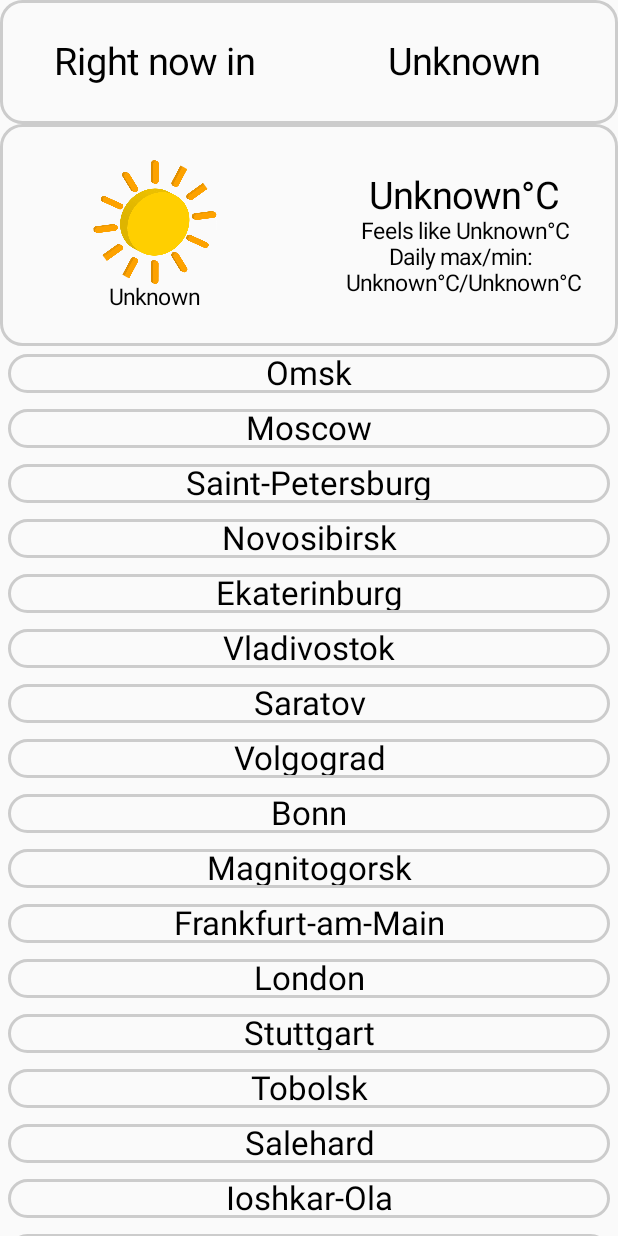
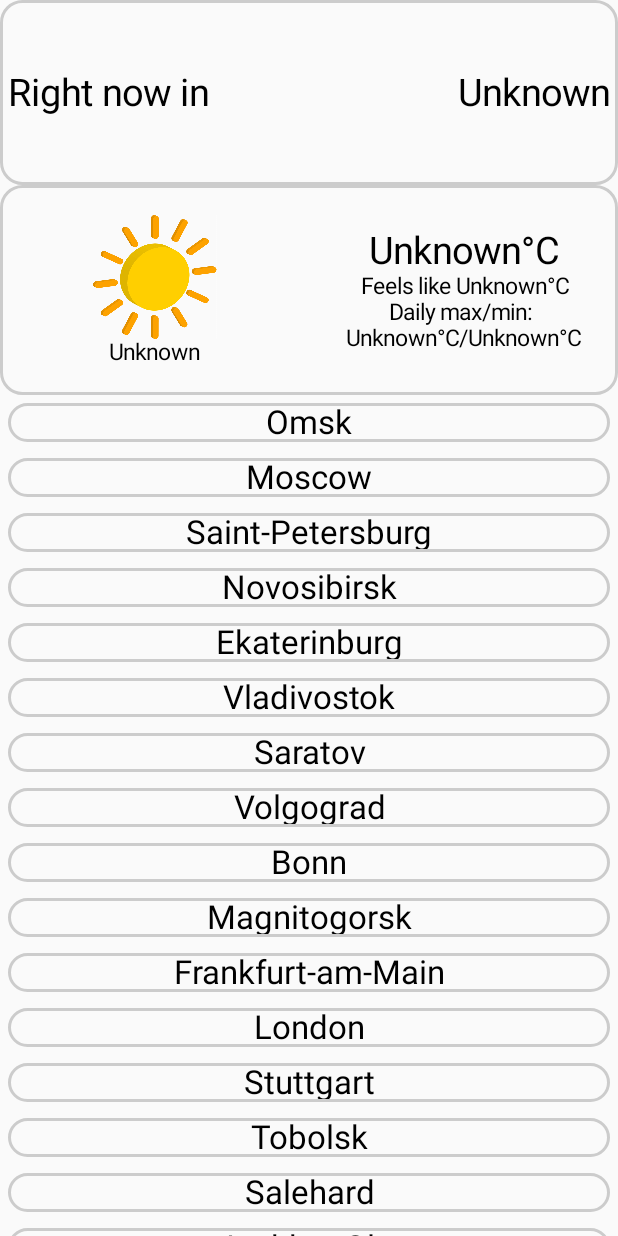
Before and after one commit to mnolimp/Weather-App-Task, an Android app built with Jetpack Compose: the screen it shows after launch (MainActivity), after a tap on "Omsk", on a phone screen of 412 x 824 dp. Run offline under Robolectric (Android 15) with nearby library versions, the phone set to English and light mode, and no system bars; network calls fail.

Commit message:
Small design changes

```diff
--- a/WeatherForecastProvider/app/src/main/java/com/mnolimp/weatherforecastprovider/MainActivity.kt
+++ b/WeatherForecastProvider/app/src/main/java/com/mnolimp/weatherforecastprovider/MainActivity.kt
@@ -93,12 +93,12 @@ fun APICall(
     stateWeatherMaxTemperature: MutableState<String>,
     stateWeatherMinTemperature: MutableState<String>,
     stateWeatherType: MutableState<String>,
-    lat : String,
-    lon : String
+    number: Int
 ) {
     executor.execute {
         val APIkey = "c2ce0be54eeb289483acdd10c56d282b"
-
+        val lat = citiesList.get(number).get(1)
+        val lon = citiesList.get(number).get(2)
         val url =
             "https://api.openweathermap.org/data/2.5/weather?lat=$lat&lon=$lon&appid=$APIkey&units=metric"
         val recievedInfo = URL(url).readText()
@@ -123,7 +123,7 @@ fun APICall(
         weatherCondition = jsonInfo.getJSONObject("clouds")
         weatherCloudness = weatherCondition.getInt("all")
 
-        stateLocation.value = location
+        stateLocation.value = citiesList.get(number).get(0) + ", " + location
         stateWeatherTemperature.value = weatherTemperature
         stateWeatherFeelsLike.value = weatherFeelsLike
         stateWeatherMaxTemperature.value = weatherMaxTemperature
@@ -180,6 +180,7 @@ fun showInfo() {
         Row(
             modifier = Modifier
                 .fillMaxWidth()
+                .fillMaxHeight(0.15f)
                 .border(
                     2.dp,
                     Color.LightGray,
@@ -190,9 +191,10 @@ fun showInfo() {
         ) {
             Column(
                 modifier = Modifier
-                    .fillMaxWidth(0.5f)
-                    .fillMaxHeight(0.1f),
-                horizontalAlignment = Alignment.CenterHorizontally,
+                    .fillMaxWidth(0.4f)
+                    .fillMaxHeight()
+                    .padding(5.dp),
+                horizontalAlignment = Alignment.Start,
                 verticalArrangement = Arrangement.Center
             ) {
                 Text(
@@ -202,8 +204,9 @@ fun showInfo() {
                 )
             }
             Column(
-                modifier = Modifier.fillMaxWidth(),
-                horizontalAlignment = Alignment.CenterHorizontally
+                modifier = Modifier.fillMaxWidth()
+                                   .padding(5.dp),
+                horizontalAlignment = Alignment.End
             )
             {
                 Text(
@@ -230,8 +233,7 @@ fun showInfo() {
                     Image(
                         painter = painterResource(id = icTypeId.value),
                         modifier = Modifier
-                            .fillMaxWidth(0.4f)
-                            .clip(RoundedCornerShape(90.dp)),
+                            .fillMaxWidth(0.4f),
                         contentDescription = "ic_clear_night",
                         alignment = Alignment.Center
                     )
@@ -283,12 +285,7 @@ fun showInfo() {
                                     stateWeatherMaxTemperature,
                                     stateWeatherMinTemperature,
                                     stateWeatherType,
-                                    citiesList
-                                        .get(i)
-                                        .get(1),
-                                    citiesList
-                                        .get(i)
-                                        .get(2)
+                                    i
                                 )
                             }) {
                         Text(
```
